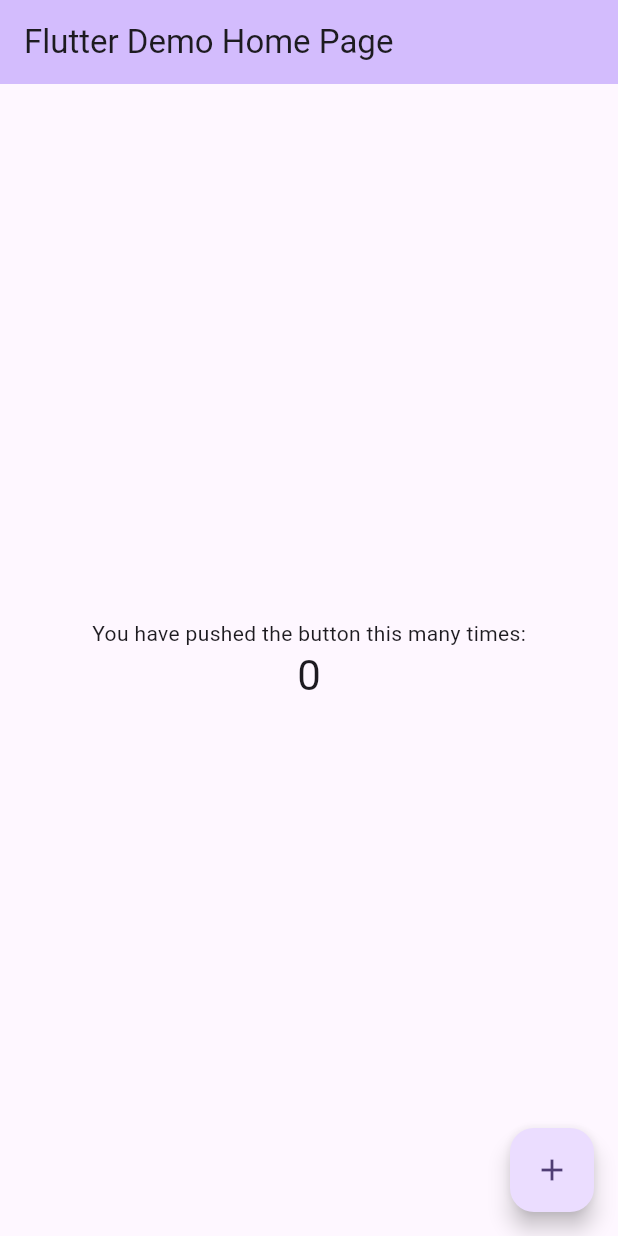
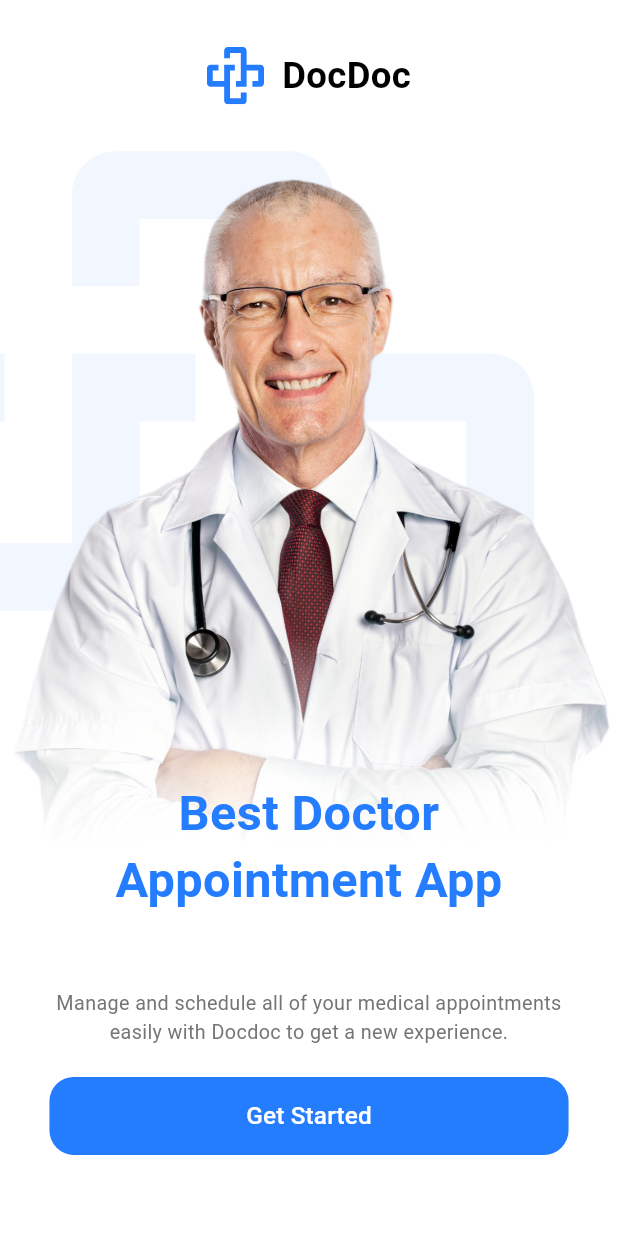
Before and after one commit to EbramIbrahim/doctors_reservation, a Flutter app: the screen it shows after launch, on a phone screen of 412 x 824 dp. Run offline on Flutter 3.47's test engine with Material 3 defaults, Android fonts, the light colour scheme and no system bars; our stand-ins replace flutter_screenutil, flutter_svg.

Commit message:
add onboarding screen

```diff
--- /dev/null
+++ b/lib/core/helpers/extensions.dart
@@ -0,0 +1,23 @@
+import 'package:flutter/cupertino.dart';
+
+extension Navigation on BuildContext {
+  Future<dynamic> pushNamed(String name, {Object? argument}) {
+    return Navigator.of(this).pushNamed(name, arguments: argument);
+  }
+
+  Future<dynamic> pushReplacementNamed(String name, {Object? argument}) {
+    return Navigator.of(this).pushReplacementNamed(name, arguments: argument);
+  }
+
+  Future<dynamic> pushNamedAndRemoveUntil(
+    String name, {
+    Object? argument,
+    required RoutePredicate predicate,
+  }) {
+    return Navigator.of(
+      this,
+    ).pushNamedAndRemoveUntil(name, predicate, arguments: argument);
+  }
+
+  void pop() => Navigator.of(this).pop();
+}
--- /dev/null
+++ b/lib/core/route/app_router.dart
@@ -0,0 +1,24 @@
+import 'package:doctors_reservation/core/route/routes.dart';
+import 'package:flutter/material.dart';
+
+import '../../features/onboarding/onboarding_screen.dart';
+
+class AppRouter {
+  Route generateRoute(RouteSettings settings) {
+    switch (settings.name) {
+      case Routes.onboardingScreen:
+        return MaterialPageRoute(builder: (_) => OnboardingScreen());
+      case Routes.loginScreen:
+        return MaterialPageRoute(builder: (_) => Container());
+      default:
+        return MaterialPageRoute(
+          builder:
+              (_) => Scaffold(
+                body: Center(
+                  child: Text("No route defined for ${settings.name}"),
+                ),
+              ),
+        );
+    }
+  }
+}
--- /dev/null
+++ b/lib/core/route/routes.dart
@@ -0,0 +1,4 @@
+class Routes {
+  static const String onboardingScreen = "/onboarding_screen";
+  static const String loginScreen = "/login_screen";
+}
--- /dev/null
+++ b/lib/core/theming/app_colors.dart
@@ -0,0 +1,6 @@
+import 'package:flutter/material.dart';
+
+class AppColors {
+  static const Color mainBlue = Color(0xFF247CFF);
+  static const Color gray = Color(0xFF757575);
+}
--- /dev/null
+++ b/lib/core/theming/text_styles.dart
@@ -0,0 +1,29 @@
+import 'package:doctors_reservation/core/theming/app_colors.dart';
+import 'package:flutter/cupertino.dart';
+import 'package:flutter/material.dart';
+import 'package:flutter_screenutil/flutter_screenutil.dart';
+
+class TextStyles {
+  static TextStyle font24Black700Weight = TextStyle(
+    fontSize: 24.sp,
+    color: Colors.black,
+    fontWeight: FontWeight.w700
+  );
+
+  static TextStyle font32BlueBold = TextStyle(
+      fontSize: 32.sp,
+      color: AppColors.mainBlue,
+      fontWeight: FontWeight.bold
+  );
+  static TextStyle font13GrayRegular = TextStyle(
+      fontSize: 13.sp,
+      color: AppColors.gray,
+      fontWeight: FontWeight.normal
+  );
+
+  static TextStyle font16WhiteSemiBold = TextStyle(
+      fontSize: 16.sp,
+      color: Colors.white,
+      fontWeight: FontWeight.w500
+  );
+}
--- /dev/null
+++ b/lib/doc_app.dart
@@ -0,0 +1,27 @@
+import 'package:doctors_reservation/core/route/app_router.dart';
+import 'package:doctors_reservation/core/route/routes.dart';
+import 'package:doctors_reservation/core/theming/app_colors.dart';
+import 'package:flutter/material.dart';
+import 'package:flutter_screenutil/flutter_screenutil.dart';
+
+class DocApp extends StatelessWidget {
+  final AppRouter appRouter;
+  const DocApp({super.key, required this.appRouter});
+
+  @override
+  Widget build(BuildContext context) {
+    return ScreenUtilInit(
+      designSize: const Size(375, 812),
+      minTextAdapt: true,
+      child: MaterialApp(
+        theme: ThemeData(
+          primaryColor: AppColors.mainBlue,
+          scaffoldBackgroundColor: Colors.white
+        ),
+        debugShowCheckedModeBanner: false,
+        initialRoute: Routes.onboardingScreen,
+        onGenerateRoute: appRouter.generateRoute,
+      ),
+    );
+  }
+}
--- /dev/null
+++ b/lib/features/onboarding/onboarding_screen.dart
@@ -0,0 +1,48 @@
+import 'package:doctors_reservation/core/theming/text_styles.dart';
+import 'package:doctors_reservation/features/onboarding/widgets/doc_image_and_text.dart';
+import 'package:doctors_reservation/features/onboarding/widgets/doc_name_and_logo.dart';
+import 'package:doctors_reservation/features/onboarding/widgets/get_started_button.dart';
+import 'package:flutter/material.dart';
+import 'package:flutter_screenutil/flutter_screenutil.dart';
+
+class OnboardingScreen extends StatelessWidget {
+  const OnboardingScreen({super.key});
+
+  @override
+  Widget build(BuildContext context) {
+    return Scaffold(
+      body: SafeArea(
+          child: SingleChildScrollView(
+            child: Padding(
+              padding: EdgeInsets.only(
+                  top: 30.h,
+                bottom: 30.h
+              ),
+              child: Column(
+                children: [
+                  const DocNameAndLogo(),
+                  SizedBox(height: 30.h,),
+                  const DocImageAndText(),
+                  SizedBox(height: 20.h,),
+                  Padding(
+                    padding: EdgeInsets.symmetric(horizontal: 30.w),
+                    child: Column(
+                      children: [
+                        Text(
+                          'Manage and schedule all of your medical appointments\neasily with Docdoc to get a new experience.',
+                          textAlign: TextAlign.center,
+                          style: TextStyles.font13GrayRegular,
+                        ),
+                        SizedBox(height: 20.h,),
+                        const GetStartedButton(),
+                      ],
+                    ),
+                  )
+                ],
+              ),
+            ),
+          )
+      ),
+    );
+  }
+}
--- /dev/null
+++ b/lib/features/onboarding/widgets/doc_image_and_text.dart
@@ -0,0 +1,37 @@
+import 'package:doctors_reservation/core/theming/text_styles.dart';
+import 'package:flutter/material.dart';
+import 'package:flutter_svg/svg.dart';
+
+class DocImageAndText extends StatelessWidget {
+  const DocImageAndText({super.key});
+
+  @override
+  Widget build(BuildContext context) {
+    return Stack(
+      children: [
+        SvgPicture.asset('assets/svgs/docdoc_low_opacity_logo.svg'),
+        Container(
+          foregroundDecoration: BoxDecoration(
+            gradient: LinearGradient(
+              colors: [Colors.white, Colors.white.withValues(alpha: 0.0)],
+              begin: Alignment.bottomCenter,
+              end: Alignment.topCenter,
+              stops: const [0.14, 0.4],
+            ),
+          ),
+          child: Image.asset('assets/images/onboarding_doctor.png'),
+        ),
+        Positioned(
+          bottom: 30,
+          left: 0,
+          right: 0,
+          child: Text(
+            'Best Doctor\nAppointment App',
+            style: TextStyles.font32BlueBold.copyWith(height: 1.4),
+            textAlign: TextAlign.center,
+          ),
+        ),
+      ],
+    );
+  }
+}
--- /dev/null
+++ b/lib/features/onboarding/widgets/doc_name_and_logo.dart
@@ -0,0 +1,23 @@
+import 'package:doctors_reservation/core/theming/text_styles.dart';
+import 'package:flutter/material.dart';
+import 'package:flutter_screenutil/flutter_screenutil.dart';
+import 'package:flutter_svg/flutter_svg.dart';
+
+class DocNameAndLogo extends StatelessWidget {
+  const DocNameAndLogo({super.key});
+
+  @override
+  Widget build(BuildContext context) {
+    return Row(
+      mainAxisAlignment: MainAxisAlignment.center,
+      children: [
+        SvgPicture.asset('assets/svgs/docdoc_logo.svg'),
+        SizedBox(width: 10.w,),
+        Text(
+          'DocDoc',
+          style: TextStyles.font24Black700Weight,
+        )
+      ],
+    );
+  }
+}
--- /dev/null
+++ b/lib/features/onboarding/widgets/get_started_button.dart
@@ -0,0 +1,35 @@
+import 'package:doctors_reservation/core/helpers/extensions.dart';
+import 'package:doctors_reservation/core/route/Routes.dart';
+import 'package:doctors_reservation/core/theming/app_colors.dart';
+import 'package:doctors_reservation/core/theming/text_styles.dart';
+import 'package:flutter/material.dart';
+import 'package:flutter_screenutil/flutter_screenutil.dart';
+
+class GetStartedButton extends StatelessWidget {
+  const GetStartedButton({super.key});
+
+  @override
+  Widget build(BuildContext context) {
+    return TextButton(
+        onPressed: (){
+          context.pushNamed(Routes.loginScreen);
+        },
+        style: ButtonStyle(
+          backgroundColor: WidgetStateProperty.all(AppColors.mainBlue),
+          tapTargetSize: MaterialTapTargetSize.shrinkWrap,
+          minimumSize: WidgetStateProperty.all(
+            const Size(double.infinity, 52)
+          ),
+          shape: WidgetStateProperty.all(
+            RoundedRectangleBorder(
+              borderRadius: BorderRadius.circular(16.r)
+            )
+          )
+        ),
+        child: Text(
+            'Get Started',
+          style: TextStyles.font16WhiteSemiBold,
+        )
+    );
+  }
+}
--- a/lib/main.dart
+++ b/lib/main.dart
@@ -1,67 +1,7 @@
+import 'package:doctors_reservation/core/route/app_router.dart';
+import 'package:doctors_reservation/doc_app.dart';
 import 'package:flutter/material.dart';
 
 void main() {
-  runApp(const MyApp());
+  runApp(DocApp(appRouter: AppRouter()));
 }
-
-class MyApp extends StatelessWidget {
-  const MyApp({super.key});
-
-  // This widget is the root of your application.
-  @override
-  Widget build(BuildContext context) {
-    return MaterialApp(
-      debugShowCheckedModeBanner: false,
-      title: 'Flutter Demo',
-      theme: ThemeData(
-        colorScheme: ColorScheme.fromSeed(seedColor: Colors.deepPurple),
-      ),
-      home: const MyHomePage(title: 'Flutter Demo Home Page'),
-    );
-  }
-}
-
-class MyHomePage extends StatefulWidget {
-  const MyHomePage({super.key, required this.title});
-  final String title;
-
-  @override
-  State<MyHomePage> createState() => _MyHomePageState();
-}
-
-class _MyHomePageState extends State<MyHomePage> {
-  int _counter = 0;
-
-  void _incrementCounter() {
-    setState(() {
-      _counter++;
-    });
-  }
-
-  @override
-  Widget build(BuildContext context) {
-    return Scaffold(
-      appBar: AppBar(
-        backgroundColor: Theme.of(context).colorScheme.inversePrimary,
-        title: Text(widget.title),
-      ),
-      body: Center(
-        child: Column(
-          mainAxisAlignment: MainAxisAlignment.center,
-          children: <Widget>[
-            const Text('You have pushed the button this many times:'),
-            Text(
-              '$_counter',
-              style: Theme.of(context).textTheme.headlineMedium,
-            ),
-          ],
-        ),
-      ),
-      floatingActionButton: FloatingActionButton(
-        onPressed: _incrementCounter,
-        tooltip: 'Increment',
-        child: const Icon(Icons.add),
-      ), // This trailing comma makes auto-formatting nicer for build methods.
-    );
-  }
-}
```
Also changed, not shown: pubspec.yaml (+5 -2 lines), assets/images/onboarding_doctor.png (added), assets/svgs/docdoc_logo.svg (added), assets/svgs/docdoc_low_opacity_logo.svg (added), pubspec.lock, 1 other file.
